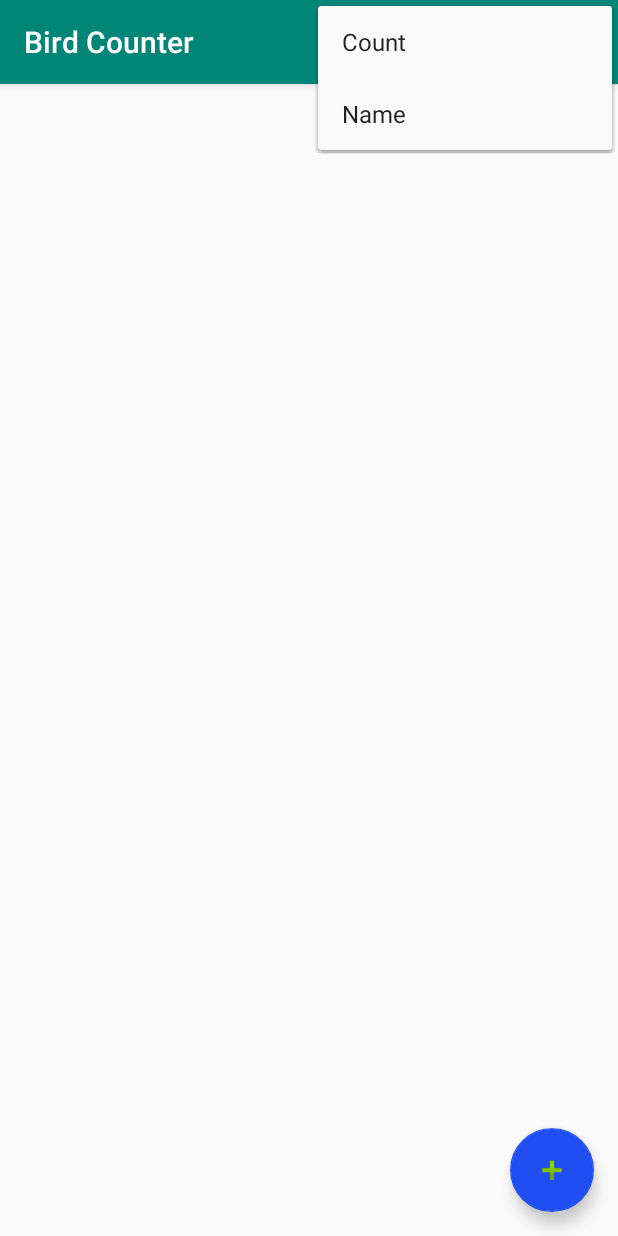
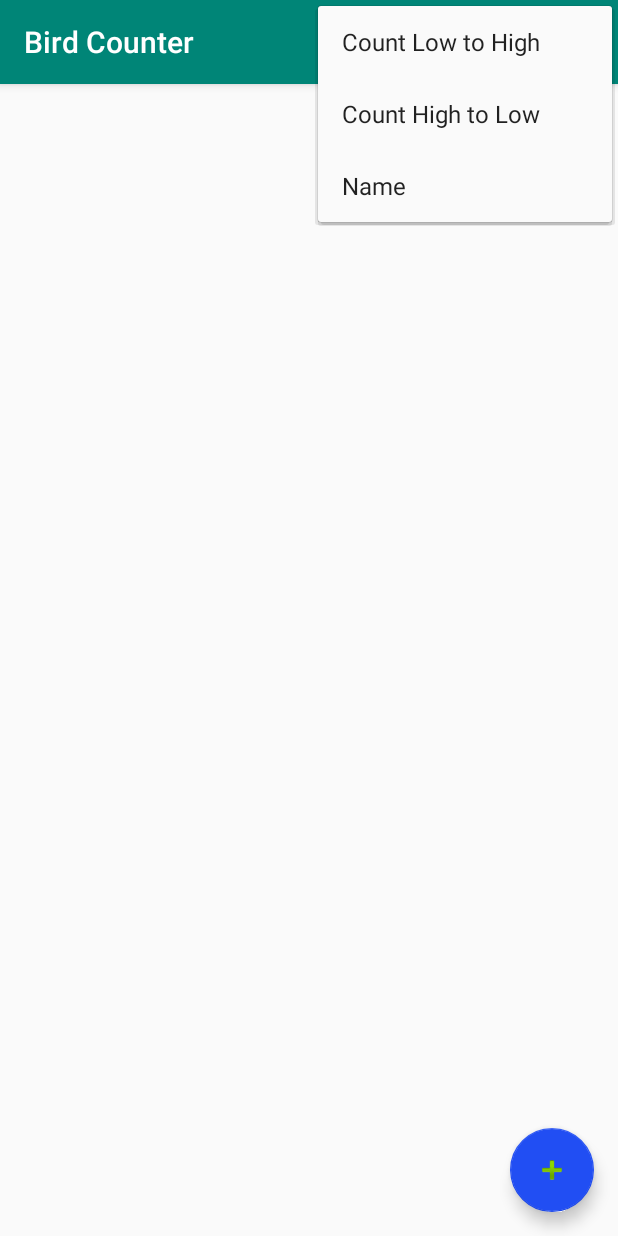
Before and after one commit to mwardach/BirdWatcher, an Android app: the screen it shows after launch (MainActivity), with the options menu open, on a phone screen of 412 x 824 dp. Run offline under Robolectric (Android 15) with nearby library versions, the phone set to English and light mode, and no system bars; our stand-ins replace Firebase (no records; nobody signed in at launch, a user with empty details on screens opened directly).

Commit message:
Added sorting by Count High to Low and Low to High refactored some variable names Added drawings of bird

```diff
--- a/app/src/main/java/edu/augustana/BirdCounter/MyAdapter.java
+++ b/app/src/main/java/edu/augustana/BirdCounter/MyAdapter.java
@@ -1,12 +1,17 @@
 package edu.augustana.BirdCounter;
 
 import android.content.Context;
+import android.view.Gravity;
 import android.view.LayoutInflater;
 import android.view.View;
 import android.view.ViewGroup;
 import android.widget.ArrayAdapter;
 import android.widget.Button;
+import android.widget.LinearLayout;
+import android.widget.PopupWindow;
 import android.widget.TextView;
+
+import androidx.coordinatorlayout.widget.CoordinatorLayout;
 
 import com.google.firebase.database.DatabaseReference;
 import com.google.firebase.database.FirebaseDatabase;
@@ -34,6 +39,7 @@ public class MyAdapter extends ArrayAdapter {
         LayoutInflater inflater = (LayoutInflater) getContext().getSystemService(Context.LAYOUT_INFLATER_SERVICE);
         v = inflater.inflate(R.layout.bird_item, null);
 
+        LinearLayout gridCell = v.findViewById(R.id.gridCell);
         birdRef = FirebaseDatabase.getInstance().getReference();
         TextView birdName = (TextView) v.findViewById(R.id.birdName);
         Button increment = (Button) v.findViewById(R.id.increment);
--- a/app/src/main/res/menu/menu_main.xml
+++ b/app/src/main/res/menu/menu_main.xml
@@ -8,6 +8,9 @@
         android:title="@string/name_sort"
         app:showAsAction="never" />
     <item
-        android:id="@+id/countSort"
-        android:title="@string/count_sort" />
+        android:id="@+id/countSortLoHigh"
+        android:title="@string/count_sort_lohi" />
+    <item
+        android:id="@+id/countSortHiLo"
+        android:title="@string/count_sort_hilo" />
 </menu>
--- a/app/src/main/res/values/strings.xml
+++ b/app/src/main/res/values/strings.xml
@@ -1,5 +1,6 @@
 <resources>
     <string name="app_name">Bird Counter</string>
     <string name="name_sort">Name</string>
-    <string name="count_sort">Count</string>
+    <string name="count_sort_hilo">Count High to Low</string>
+    <string name="count_sort_lohi">Count Low to High</string>
 </resources>
```
Also changed, not shown: app/src/main/java/edu/augustana/BirdCounter/MainActivity.java (+20 -6 lines), app/src/main/res/layout/bird_item.xml (+9 -1 lines), app/src/main/res/layout/delete_pop_up.xml (added, +36 -0 lines), app/src/main/res/drawable/drawn_bird.jpg (added), app/src/main/res/drawable/poorly_drawn_bird.jpg (added).
